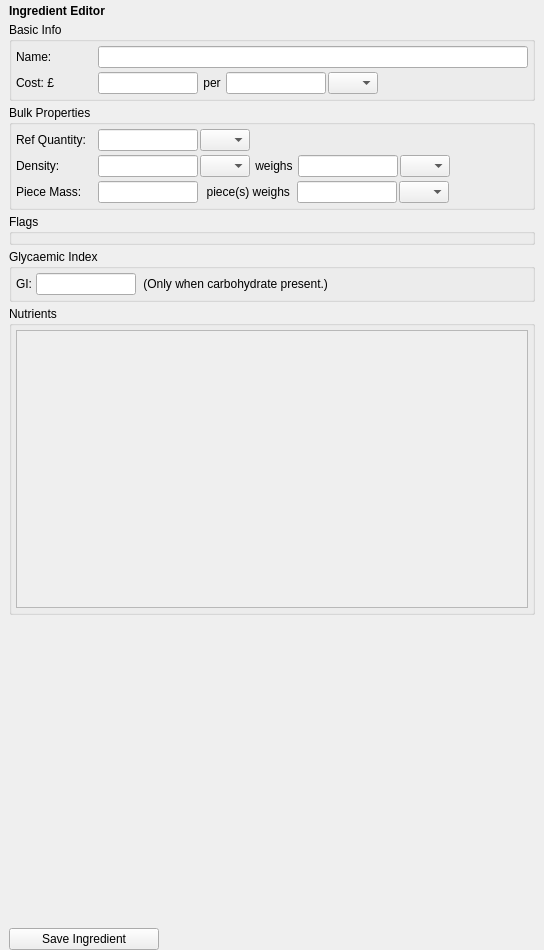
First picture: the form in gui/ingredient_editor.ui, repository JamesAIzzard/codiet, before the edit.
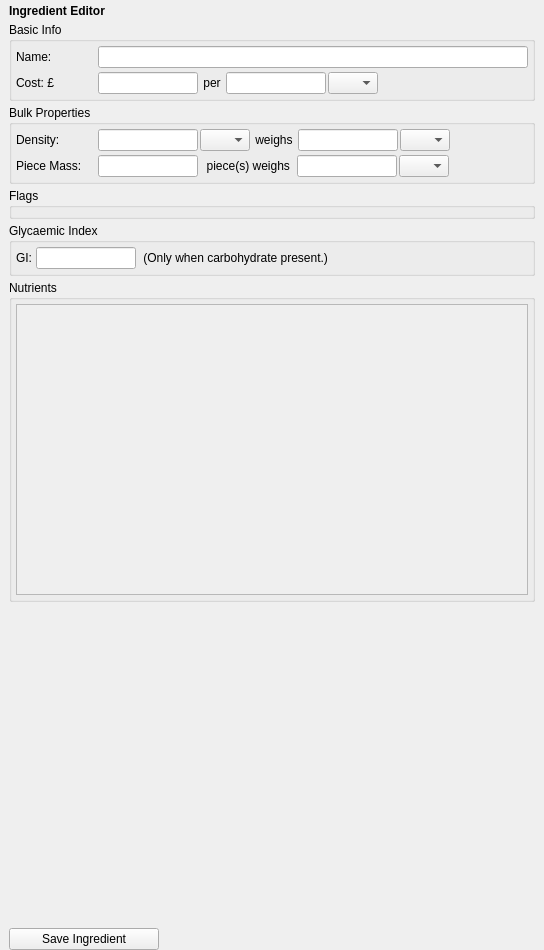
Second picture: the form after the edit.

Commit message: Adds basic members to Ingredient class.

What changed in the file:
```diff
--- a/gui/ingredient_editor.ui
+++ b/gui/ingredient_editor.ui
@@ -286,103 +286,6 @@
       <property name="bottomMargin">
        <number>4</number>
       </property>
-      <item>
-       <widget class="QWidget" name="wg_ref_qty" native="true">
-        <layout class="QHBoxLayout" name="horizontalLayout_3">
-         <property name="spacing">
-          <number>2</number>
-         </property>
-         <property name="leftMargin">
-          <number>0</number>
-         </property>
-         <property name="topMargin">
-          <number>0</number>
-         </property>
-         <property name="rightMargin">
-          <number>0</number>
-         </property>
-         <property name="bottomMargin">
-          <number>0</number>
-         </property>
-         <item>
-          <widget class="QLabel" name="label_6">
-           <property name="sizePolicy">
-            <sizepolicy hsizetype="Fixed" vsizetype="Preferred">
-             <horstretch>0</horstretch>
-             <verstretch>0</verstretch>
-            </sizepolicy>
-           </property>
-           <property name="minimumSize">
-            <size>
-             <width>80</width>
-             <height>0</height>
-            </size>
-           </property>
-           <property name="text">
-            <string>Ref Quantity:</string>
-           </property>
-          </widget>
-         </item>
-         <item>
-          <widget class="QLineEdit" name="txt_ref_qty">
-           <property name="sizePolicy">
-            <sizepolicy hsizetype="Fixed" vsizetype="Fixed">
-             <horstretch>0</horstretch>
-             <verstretch>0</verstretch>
-            </sizepolicy>
-           </property>
-           <property name="minimumSize">
-            <size>
-             <width>100</width>
-             <height>0</height>
-            </size>
-           </property>
-           <property name="maximumSize">
-            <size>
-             <width>100</width>
-             <height>16777215</height>
-            </size>
-           </property>
-          </widget>
-         </item>
-         <item>
-          <widget class="QComboBox" name="cmb_ref_qty_units">
-           <property name="sizePolicy">
-            <sizepolicy hsizetype="Fixed" vsizetype="Fixed">
-             <horstretch>0</horstretch>
-             <verstretch>0</verstretch>
-            </sizepolicy>
-           </property>
-           <property name="minimumSize">
-            <size>
-             <width>50</width>
-             <height>0</height>
-            </size>
-           </property>
-           <property name="maximumSize">
-            <size>
-             <width>50</width>
-             <height>16777215</height>
-            </size>
-           </property>
-          </widget>
-         </item>
-         <item>
-          <spacer name="horizontalSpacer">
-           <property name="orientation">
-            <enum>Qt::Horizontal</enum>
-           </property>
-           <property name="sizeHint" stdset="0">
-            <size>
-             <width>40</width>
-             <height>20</height>
-            </size>
-           </property>
-          </spacer>
-         </item>
-        </layout>
-       </widget>
-      </item>
       <item>
        <widget class="QWidget" name="wg_density" native="true">
         <layout class="QHBoxLayout" name="horizontalLayout_6">
@@ -786,7 +689,7 @@
            <x>0</x>
            <y>0</y>
            <width>510</width>
-           <height>259</height>
+           <height>245</height>
           </rect>
          </property>
          <layout class="QVBoxLayout" name="lyt_nutrients">
```
Left out of the diff: 2 changed lines with no effect on the pictures. The commit also changes 12 other files.
